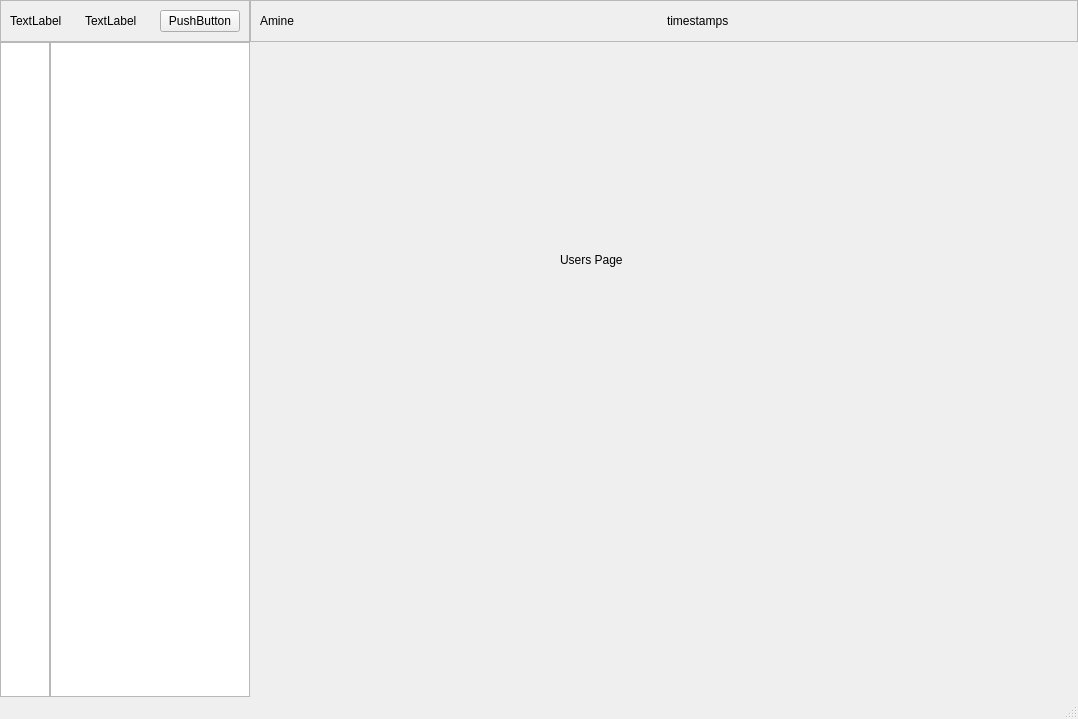
Before: the Qt Designer form uis/main.ui in ElAchker02/Face-Recognition-System, drawn with Qt 5.
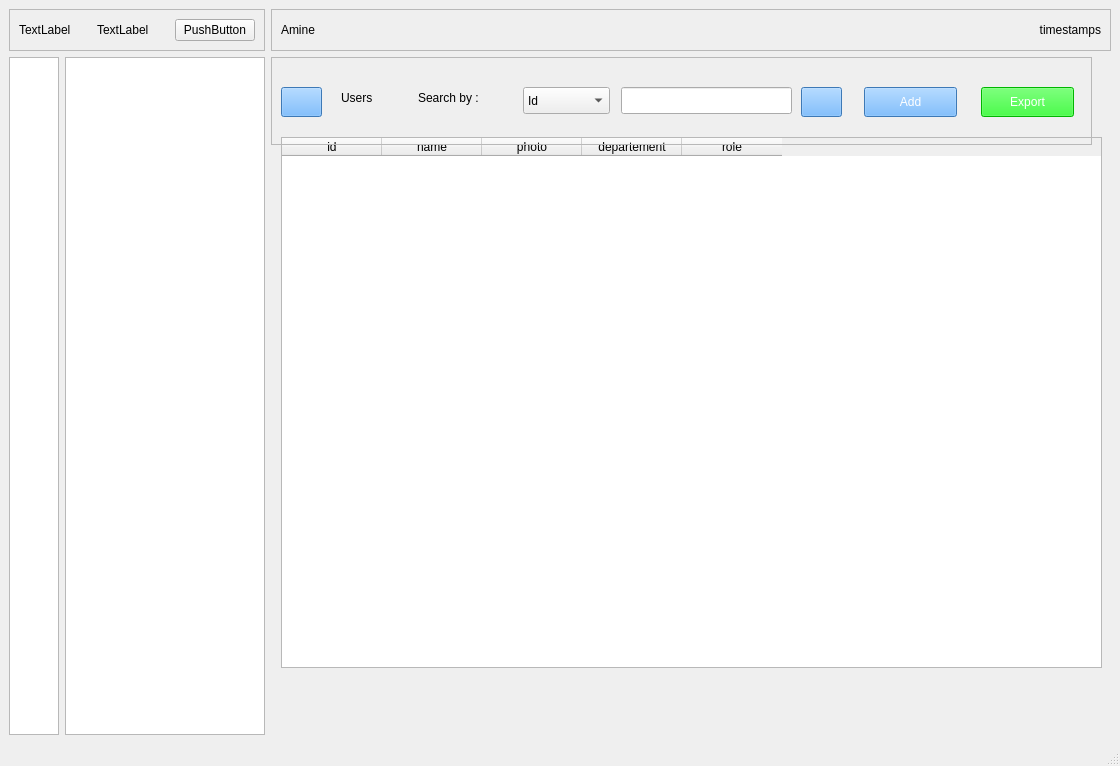
After: the same form once the commit is applied. The open tabs and pages were chosen to show the change. Icons and pictures are not drawn.

Commit message: fill pages and load tables

The edit to the form file:
```diff
--- a/uis/main.ui
+++ b/uis/main.ui
@@ -6,8 +6,8 @@
    <rect>
     <x>0</x>
     <y>0</y>
-    <width>1078</width>
-    <height>719</height>
+    <width>1120</width>
+    <height>766</height>
    </rect>
   </property>
   <property name="windowTitle">
@@ -15,21 +15,6 @@
   </property>
   <widget class="QWidget" name="centralwidget">
    <layout class="QGridLayout" name="gridLayout">
-    <property name="leftMargin">
-     <number>0</number>
-    </property>
-    <property name="topMargin">
-     <number>0</number>
-    </property>
-    <property name="rightMargin">
-     <number>0</number>
-    </property>
-    <property name="bottomMargin">
-     <number>0</number>
-    </property>
-    <property name="spacing">
-     <number>0</number>
-    </property>
     <item row="0" column="0" colspan="2">
      <widget class="QFrame" name="title_frame">
       <property name="frameShape">
@@ -63,6 +48,35 @@
       </layout>
      </widget>
     </item>
+    <item row="0" column="2">
+     <widget class="QFrame" name="frame_2">
+      <property name="frameShape">
+       <enum>QFrame::StyledPanel</enum>
+      </property>
+      <property name="frameShadow">
+       <enum>QFrame::Raised</enum>
+      </property>
+      <layout class="QHBoxLayout" name="horizontalLayout_2">
+       <item>
+        <widget class="QLabel" name="admin">
+         <property name="text">
+          <string>Amine</string>
+         </property>
+        </widget>
+       </item>
+       <item>
+        <widget class="QLabel" name="timestamps">
+         <property name="text">
+          <string>timestamps</string>
+         </property>
+         <property name="alignment">
+          <set>Qt::AlignRight|Qt::AlignTrailing|Qt::AlignVCenter</set>
+         </property>
+        </widget>
+       </item>
+      </layout>
+     </widget>
+    </item>
     <item row="1" column="0">
      <widget class="QListWidget" name="listWidget_icon">
       <property name="maximumSize">
@@ -73,7 +87,7 @@
       </property>
      </widget>
     </item>
-    <item row="1" column="4">
+    <item row="1" column="2">
      <widget class="QStackedWidget" name="stackedWidget">
       <property name="currentIndex">
        <number>2</number>
@@ -94,18 +108,208 @@
        </widget>
       </widget>
       <widget class="QWidget" name="Users_page">
-       <widget class="QLabel" name="label_2">
+       <widget class="QTableWidget" name="tableUsers">
         <property name="geometry">
          <rect>
-          <x>310</x>
-          <y>210</y>
-          <width>111</width>
-          <height>16</height>
+          <x>10</x>
+          <y>80</y>
+          <width>821</width>
+          <height>531</height>
          </rect>
         </property>
-        <property name="text">
-         <string>Users Page</string>
+        <column>
+         <property name="text">
+          <string>id</string>
+         </property>
+        </column>
+        <column>
+         <property name="text">
+          <string>name</string>
+         </property>
+        </column>
+        <column>
+         <property name="text">
+          <string>photo</string>
+         </property>
+        </column>
+        <column>
+         <property name="text">
+          <string>departement</string>
+         </property>
+        </column>
+        <column>
+         <property name="text">
+          <string>role</string>
+         </property>
+        </column>
+       </widget>
+       <widget class="QFrame" name="frame_6">
+        <property name="geometry">
+         <rect>
+          <x>0</x>
+          <y>0</y>
+          <width>821</width>
+          <height>88</height>
+         </rect>
         </property>
+        <property name="styleSheet">
+         <string notr="true">font: 75 10pt &quot;MS Shell Dlg 2&quot;;</string>
+        </property>
+        <property name="frameShape">
+         <enum>QFrame::StyledPanel</enum>
+        </property>
+        <property name="frameShadow">
+         <enum>QFrame::Raised</enum>
+        </property>
+        <widget class="QLabel" name="label_2">
+         <property name="geometry">
+          <rect>
+           <x>70</x>
+           <y>30</y>
+           <width>42</width>
+           <height>21</height>
+          </rect>
+         </property>
+         <property name="text">
+          <string>Users</string>
+         </property>
+        </widget>
+        <widget class="QLabel" name="label_7">
+         <property name="geometry">
+          <rect>
+           <x>147</x>
+           <y>30</y>
+           <width>83</width>
+           <height>21</height>
+          </rect>
+         </property>
+         <property name="text">
+          <string>Search by :</string>
+         </property>
+        </widget>
+        <widget class="QLineEdit" name="txtUser">
+         <property name="geometry">
+          <rect>
+           <x>350</x>
+           <y>30</y>
+           <width>171</width>
+           <height>27</height>
+          </rect>
+         </property>
+        </widget>
+        <widget class="QComboBox" name="cmbUsers">
+         <property name="geometry">
+          <rect>
+           <x>252</x>
+           <y>30</y>
+           <width>87</width>
+           <height>27</height>
+          </rect>
+         </property>
+         <item>
+          <property name="text">
+           <string>Id</string>
+          </property>
+         </item>
+         <item>
+          <property name="text">
+           <string>Name</string>
+          </property>
+         </item>
+         <item>
+          <property name="text">
+           <string>Departement</string>
+          </property>
+         </item>
+         <item>
+          <property name="text">
+           <string>Role</string>
+          </property>
+         </item>
+        </widget>
+        <widget class="QPushButton" name="btnAddUser">
+         <property name="geometry">
+          <rect>
+           <x>593</x>
+           <y>30</y>
+           <width>93</width>
+           <height>30</height>
+          </rect>
+         </property>
+         <property name="styleSheet">
+          <string notr="true">color: rgb(255, 255, 255);
+background-color: rgb(85, 170, 255);</string>
+         </property>
+         <property name="text">
+          <string>Add</string>
+         </property>
+         <property name="icon">
+          <iconset>
+           <normaloff>../icon/add.png</normaloff>../icon/add.png</iconset>
+         </property>
+        </widget>
+        <widget class="QPushButton" name="btnRefreshUser">
+         <property name="geometry">
+          <rect>
+           <x>10</x>
+           <y>30</y>
+           <width>41</width>
+           <height>30</height>
+          </rect>
+         </property>
+         <property name="styleSheet">
+          <string notr="true">background-color: rgb(85, 170, 255);</string>
+         </property>
+         <property name="text">
+          <string/>
+         </property>
+         <property name="icon">
+          <iconset>
+           <normaloff>../icon/ref.png</normaloff>../icon/ref.png</iconset>
+         </property>
+        </widget>
+        <widget class="QPushButton" name="btnExportUser">
+         <property name="geometry">
+          <rect>
+           <x>710</x>
+           <y>30</y>
+           <width>93</width>
+           <height>30</height>
+          </rect>
+         </property>
+         <property name="styleSheet">
+          <string notr="true">color: rgb(255, 255, 255);
+background-color: rgb(0, 255, 0);</string>
+         </property>
+         <property name="text">
+          <string>Export</string>
+         </property>
+         <property name="icon">
+          <iconset>
+           <normaloff>../icon/export.png</normaloff>../icon/export.png</iconset>
+         </property>
+        </widget>
+        <widget class="QPushButton" name="btnSearchUsers">
+         <property name="geometry">
+          <rect>
+           <x>530</x>
+           <y>30</y>
+           <width>41</width>
+           <height>30</height>
+          </rect>
+         </property>
+         <property name="styleSheet">
+          <string notr="true">color: rgb(255, 255, 255);
+background-color: rgb(85, 170, 255);</string>
+         </property>
+         <property name="text">
+          <string/>
+         </property>
+         <property name="icon">
+          <iconset>
+           <normaloff>../icon/search.png</normaloff>../icon/search.png</iconset>
+         </property>
+        </widget>
        </widget>
       </widget>
       <widget class="QWidget" name="logs_page">
@@ -180,32 +384,6 @@
       </property>
      </widget>
     </item>
-    <item row="0" column="2" colspan="3">
-     <widget class="QFrame" name="frame_2">
-      <property name="frameShape">
-       <enum>QFrame::StyledPanel</enum>
-      </property>
-      <property name="frameShadow">
-       <enum>QFrame::Raised</enum>
-      </property>
-      <layout class="QHBoxLayout" name="horizontalLayout_2">
-       <item>
-        <widget class="QLabel" name="admin">
-         <property name="text">
-          <string>Amine</string>
-         </property>
-        </widget>
-       </item>
-       <item>
-        <widget class="QLabel" name="timestamps">
-         <property name="text">
-          <string>timestamps</string>
-         </property>
-        </widget>
-       </item>
-      </layout>
-     </widget>
-    </item>
    </layout>
   </widget>
   <widget class="QMenuBar" name="menubar">
```
Left out of the diff: 354 changed lines with no effect on the pictures. The commit also changes 9 other files.
